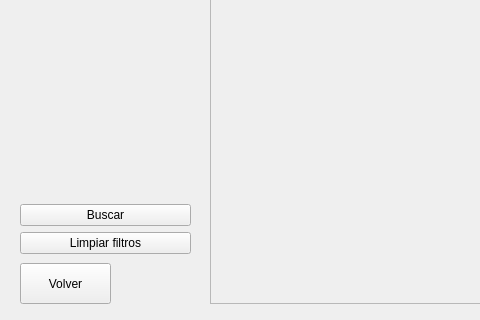
Old version of the form ui/animal_main.ui in the repository Damapa03/Veterinaria; both pictures show x 0 to 480 and y 277 to 597 of the 800 by 597 pixel window.
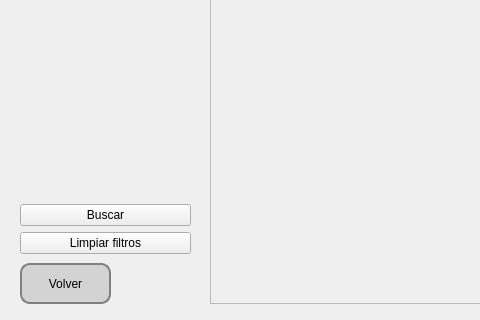
New version of the form.

```diff
--- a/ui/animal_main.ui
+++ b/ui/animal_main.ui
@@ -36,6 +36,23 @@
       <height>41</height>
      </rect>
     </property>
+    <property name="styleSheet">
+     <string notr="true">QPushButton {
+    background-color: lightgray;
+    color: black;
+    border: 2px solid gray;
+    border-radius: 10px;
+    padding: 5px;
+}
+
+QPushButton:hover {
+    background-color: silver;
+}
+
+QPushButton:pressed {
+    background-color: darkgray;
+}</string>
+    </property>
     <property name="text">
      <string>Volver</string>
     </property>
```
